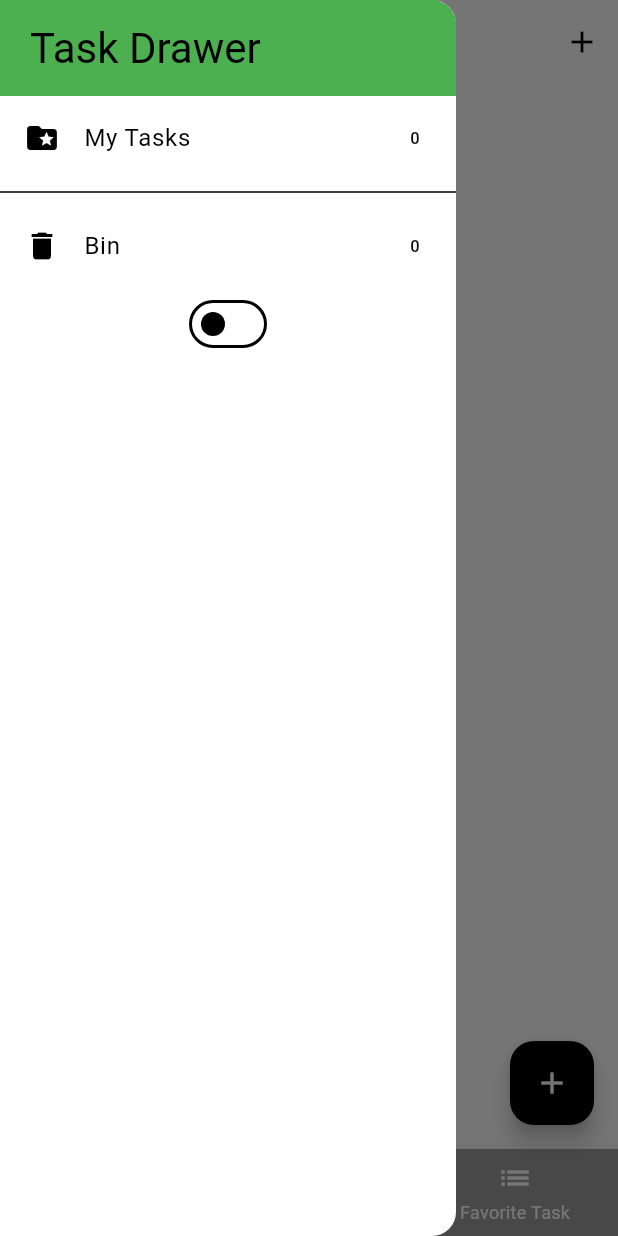
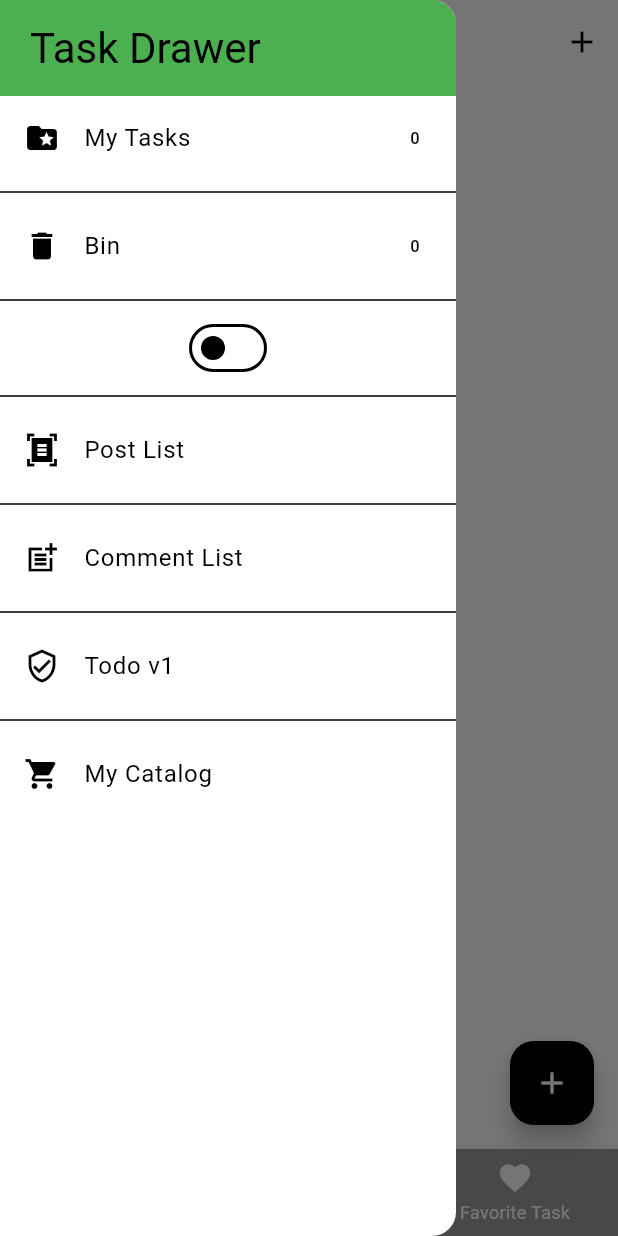
Before and after one commit to toanvan273/flutter-ui-basic, a Flutter app: the screen it shows after launch, with the side drawer open, on a phone screen of 412 x 824 dp. Run offline on Flutter 3.47's test engine with Material 3 defaults, Android fonts, the phone set to English and light mode, and no system bars; our stand-ins replace device_info_plus, equatable, flutter_bloc, hydrated_bloc.

Commit message:
refactor mt_catalog

```diff
--- a/lib/blocs/tasks_bloc.dart
+++ b/lib/blocs/tasks_bloc.dart
@@ -12,7 +12,6 @@ class TasksBloc extends HydratedBloc<TasksEvent, TasksState>{
     on<DeleteTask>(_onDeleteTask);
     on<RemoveTask>(_onRemoveTask);
   }
-
 
   Future<void> _onAddTask(AddTask event, Emitter<TasksState> emit) async {
     emit(TasksState(
--- a/lib/main.dart
+++ b/lib/main.dart
@@ -1,9 +1,22 @@
 import 'package:flutter/foundation.dart';
-import 'package:flutter/widgets.dart';
+import 'package:flutter/material.dart';
+import 'package:flutter_bloc/flutter_bloc.dart';
+import 'package:flutter_ui/blocs/comment_bloc.dart';
+import 'package:flutter_ui/blocs/post_bloc.dart';
+import 'package:flutter_ui/blocs/switch_bloc.dart';
+import 'package:flutter_ui/blocs/tasks_bloc.dart';
+import 'package:flutter_ui/blocs/todo_bloc.dart';
+import 'package:flutter_ui/events/comment_event.dart';
+import 'package:flutter_ui/events/post_event.dart';
 import 'package:flutter_ui/services/app_router.dart';
-import 'package:flutter_ui/view/todo_v2/main_screen.dart';
+import 'package:flutter_ui/services/app_theme.dart';
+import 'package:flutter_ui/states/switch_state.dart';
+import 'package:flutter_ui/ui_catalog/drink_bloc.dart';
+import 'package:flutter_ui/view/comment_screen.dart';
+import 'package:flutter_ui/view/todo_v2/tabs_screen.dart';
 import 'package:hydrated_bloc/hydrated_bloc.dart';
 import 'package:path_provider/path_provider.dart';
+import 'package:http/http.dart' as http;
 
 void main() async{
   WidgetsFlutterBinding.ensureInitialized();
@@ -12,5 +25,47 @@ void main() async{
         ? HydratedStorage.webStorageDirectory
         : await getTemporaryDirectory(),
   );
-  runApp(MyTasksApp(appRouter: AppRouter(),));
+  runApp(MyApp());
 }
+
+class MyApp extends StatelessWidget{
+  final appRouter = AppRouter();
+
+  @override
+  Widget build(BuildContext context) {
+    return MultiBlocProvider(
+        providers: [
+          BlocProvider<TasksBloc>(
+              create: (BuildContext context) => TasksBloc()
+          ),
+          BlocProvider<SwitchBloc>(
+            create: (BuildContext context) => SwitchBloc(),
+          ),
+          BlocProvider<PostBloc>(
+            create: (context) => PostBloc(httpClient: http.Client())..add(PostFetched()),
+          ),
+          BlocProvider<CommentBloc>(
+            create: (BuildContext context) => CommentBloc()..add(CommentFetchedEvent()),
+          ),
+          BlocProvider<TodoBloc>(
+            create: (context) => TodoBloc(),
+          ),
+          BlocProvider<DrinkBloc>(
+            create: (context) => DrinkBloc(),
+          )
+        ],
+        child: BlocBuilder<SwitchBloc, SwitchState>(
+          builder: (context,state){
+            return MaterialApp(
+              title: 'Flutter App',
+              theme: state.switchValue! ?
+              AppThemes.appThemeData[AppTheme.darkTheme]:
+              AppThemes.appThemeData[AppTheme.lightTheme],
+              home: TabsScreen(),
+              onGenerateRoute: appRouter.onGenerateRoute,
+            );
+          },
+        )
+    );
+  }
+}
--- a/lib/models/post.dart
+++ b/lib/models/post.dart
@@ -17,6 +17,7 @@ class Post {
     );
   }
 
+
   @override
   String toString() {
     return 'Post{ id: $id title: $title body: $body }';
--- a/lib/ui_catalog/MyCart.dart
+++ b/lib/ui_catalog/MyCart.dart
@@ -56,7 +56,7 @@ class MyCart extends StatelessWidget{
                               ElevatedButton(
                                   child: const Text('Delete'),
                                   onPressed: (){
-                                    context.read<CartBloc>().add(CartEventRemove(p.product.id));
+                                    context.read<DrinkBloc>().add(DrinkDeleteOrderEvent(productOrder: p));
                                   }
                               )
                             ],
--- a/lib/ui_catalog/drink_bloc.dart
+++ b/lib/ui_catalog/drink_bloc.dart
@@ -1,5 +1,7 @@
-import 'package:flutter_bloc/flutter_bloc.dart';
+
+// import 'package:flutter_bloc/flutter_bloc.dart';
 import 'package:flutter_ui/ui_catalog/Product.dart';
+import 'package:hydrated_bloc/hydrated_bloc.dart';
 
 
 /********** _EVENT **********/
@@ -23,12 +25,16 @@ final class DrinkAddEvent extends DrinkEvent{
   });
 }
 
-final class DrinkAddOrderEvent extends DrinkEvent{
+final class DrinkAddOrderEvent extends DrinkEvent{}
+final class DrinkDeleteOrderEvent extends DrinkEvent{
+  ProductOrder productOrder;
 
+  DrinkDeleteOrderEvent({required this.productOrder});
 }
+
 /********** _BLOC **********/
 
-class DrinkBloc extends Bloc<DrinkEvent, DrinkState>{
+class DrinkBloc extends HydratedBloc<DrinkEvent, DrinkState>{
   DrinkBloc():super(DrinkState([],null)){
     on<DrinkAddEvent>((event,emit) => emit(
         state.saveProductOrder(
@@ -41,6 +47,24 @@ class DrinkBloc extends Bloc<DrinkEvent, DrinkState>{
         )));
 
     on<DrinkAddOrderEvent>((event, emit) => emit(state.addProductToList()));
+    on<DrinkDeleteOrderEvent>(_onDeleteOrder);
+  }
+
+  void _onDeleteOrder(DrinkDeleteOrderEvent event, Emitter<DrinkState> emit){
+    List<ProductOrder> listOrder = List.from(state.listProductOrder)..remove(event.productOrder);
+    emit(DrinkState(listOrder, state.productOrder));
+  }
+
+  @override
+  DrinkState? fromJson(Map<String, dynamic> json) {
+    // TODO: implement fromJson
+    throw UnimplementedError();
+  }
+
+  @override
+  Map<String, dynamic>? toJson(DrinkState state) {
+    // TODO: implement toJson
+    throw UnimplementedError();
   }
 }
 
@@ -87,6 +111,7 @@ class DrinkState {
     }
    return DrinkState(listProductOrder, productOrder);
   }
+
   int get getLength {
     return listProductOrder.length;
   }
@@ -102,4 +127,18 @@ class DrinkState {
     }
     return 0;
   }
+
+  factory DrinkState.fromJson(Map<String, dynamic> json) {
+    return DrinkState(
+      List<ProductOrder>.from(json["listProductOrder"]).map((i) => ProductOrder.fromJson(i as Map<String, dynamic>)).toList(),
+      ProductOrder.fromJson(json["productOrder"]),
+    );
+  }
+
+  Map<String, dynamic> toJson() {
+    return {
+      "listProductOrder": listProductOrder.map((e) => e.toJson()).toList(),
+      "productOrder": productOrder?.toJson(),
+    };
+  }
 }
--- a/lib/view/todo/todo_page.dart
+++ b/lib/view/todo/todo_page.dart
@@ -6,12 +6,14 @@ import 'package:flutter_ui/view/todo/filter_menu.dart';
 import 'package:flutter_ui/blocs/todo_bloc.dart';
 import 'package:flutter_ui/states/todo_state.dart';
 import 'package:flutter_ui/view/todo/todo_detail.dart';
+import 'package:flutter_ui/view/todo_v2/my_drawer.dart';
 
 
 class TodoPage extends StatelessWidget{
   @override
   Widget build(BuildContext context) {
     return Scaffold(
+      drawer: MyDrawer(),
       appBar: AppBar(
         title: const Text('Flutter Todos'),
         actions: [
@@ -21,7 +23,6 @@ class TodoPage extends StatelessWidget{
       ),
       body: TodoList(),
       // bottomNavigationBar: _BottomAppBar(),
-
     );
   }
 }
--- a/lib/view/todo_v2/completed_screen.dart
+++ b/lib/view/todo_v2/completed_screen.dart
@@ -7,7 +7,6 @@ import 'package:flutter_ui/widgets/tasks_list.dart';
 
 class CompletedTasksScreen extends StatelessWidget {
   const CompletedTasksScreen({Key? key}) : super(key: key);
-  static const id = 'completed_tasks_screen';
 
   @override
   Widget build(BuildContext context) {
--- a/lib/view/todo_v2/favorite_screen.dart
+++ b/lib/view/todo_v2/favorite_screen.dart
@@ -7,7 +7,6 @@ import 'package:flutter_ui/widgets/tasks_list.dart';
 
 class FavoriteTasksScreen extends StatelessWidget {
   const FavoriteTasksScreen({Key? key}) : super(key: key);
-  static const id = 'favorite_tasks_screen';
 
   @override
   Widget build(BuildContext context) {
--- a/lib/view/todo_v2/main_screen.dart
+++ /dev/null
@@ -1,40 +0,0 @@
-
-import 'package:flutter/material.dart';
-import 'package:flutter_bloc/flutter_bloc.dart';
-import 'package:flutter_ui/blocs/switch_bloc.dart';
-import 'package:flutter_ui/blocs/tasks_bloc.dart';
-import 'package:flutter_ui/services/app_router.dart';
-import 'package:flutter_ui/services/app_theme.dart';
-import 'package:flutter_ui/states/switch_state.dart';
-import 'package:flutter_ui/view/todo_v2/pending_screen.dart';
-import 'package:flutter_ui/view/todo_v2/tabs_screen.dart';
-
-class MyTasksApp extends StatelessWidget{
-  const MyTasksApp({super.key, required this.appRouter});
-  final AppRouter appRouter;
-  @override
-  Widget build(BuildContext context) {
-    return MultiBlocProvider(
-        providers: [
-          BlocProvider<TasksBloc>(
-              create: (BuildContext context) => TasksBloc()
-          ),
-          BlocProvider<SwitchBloc>(
-            create: (BuildContext context) => SwitchBloc(),
-          )
-        ],
-        child: BlocBuilder<SwitchBloc, SwitchState>(
-          builder: (context,state){
-            return MaterialApp(
-              title: 'Flutter App',
-              theme: state.switchValue! ?
-              AppThemes.appThemeData[AppTheme.darkTheme]:
-              AppThemes.appThemeData[AppTheme.lightTheme],
-              home: TabsScreen(),
-              onGenerateRoute: appRouter.onGenerateRoute,
-            );
-          },
-        )
-    );
-  }
-}
--- a/lib/view/todo_v2/my_drawer.dart
+++ b/lib/view/todo_v2/my_drawer.dart
@@ -6,8 +6,11 @@ import 'package:flutter_ui/blocs/tasks_bloc.dart';
 import 'package:flutter_ui/events/switch_event.dart';
 import 'package:flutter_ui/states/switch_state.dart';
 import 'package:flutter_ui/states/tasks_state.dart';
+import 'package:flutter_ui/ui_catalog/MyCatalog.dart';
+import 'package:flutter_ui/view/comment_screen.dart';
+import 'package:flutter_ui/view/posts_screen.dart';
+import 'package:flutter_ui/view/todo/todo_main.dart';
 import 'package:flutter_ui/view/todo_v2/recycle_bin.dart';
-import 'package:flutter_ui/view/todo_v2/pending_screen.dart';
 import 'package:flutter_ui/view/todo_v2/tabs_screen.dart';
 
 class MyDrawer extends StatelessWidget{
@@ -49,6 +52,7 @@ class MyDrawer extends StatelessWidget{
               );
             },
           ),
+          const Divider(),
           BlocBuilder<SwitchBloc, SwitchState>(
             builder: (context,state){
               return Switch(
@@ -60,7 +64,39 @@ class MyDrawer extends StatelessWidget{
                   }
               );
             },
-          )
+          ),
+          const Divider(),
+          GestureDetector(
+            onTap: () => Navigator.of(context).pushReplacementNamed(PostsScreen.id),
+            child: const ListTile(
+              leading: Icon(Icons.document_scanner_sharp),
+              title: Text('Post List'),
+            ),
+          ),
+          const Divider(),
+          GestureDetector(
+            onTap: () => Navigator.of(context).pushReplacementNamed(CommentScreen.id),
+            child: const ListTile(
+              leading: Icon(Icons.post_add_sharp),
+              title: Text('Comment List'),
+            ),
+          ),
+          const Divider(),
+          GestureDetector(
+            onTap: () => Navigator.of(context).pushReplacementNamed(MainTodoScreen.id),
+            child: const ListTile(
+              leading: Icon(Icons.verified_user_outlined),
+              title: Text('Todo v1'),
+            ),
+          ),
+          const Divider(),
+          GestureDetector(
+            onTap: () => Navigator.of(context).pushReplacementNamed(MyCatalog.id),
+            child: const ListTile(
+              leading: Icon(Icons.shopping_cart),
+              title: Text('My Catalog'),
+            ),
+          ),
         ],
       ),
     )
--- a/lib/view/todo_v2/tabs_screen.dart
+++ b/lib/view/todo_v2/tabs_screen.dart
@@ -73,7 +73,7 @@ class _TabsScreenState extends State<TabsScreen> {
               label: 'Completed Task'
           ),
           BottomNavigationBarItem(
-              icon: Icon(Icons.list),
+              icon: Icon(Icons.favorite),
               label: 'Favorite Task'
           ),
         ],
```
Also changed, not shown: lib/services/app_router.dart (+12 -0 lines), lib/ui_catalog/MyCatalog.dart (+4 -5 lines), lib/ui_catalog/Product.dart (+67 -1 lines), lib/view/comment_screen.dart (renamed from lib/view/comment_page.dart, +14 -19 lines), lib/view/posts_list.dart (deleted, +0 -72 lines), lib/view/posts_page.dart (deleted, +0 -20 lines), lib/view/posts_screen.dart (added, +72 -0 lines), lib/view/todo/result_page.dart (+5 -3 lines), lib/view/todo/todo_main.dart (+5 -17 lines). Lines whose indentation alone changed are shown as unchanged.
